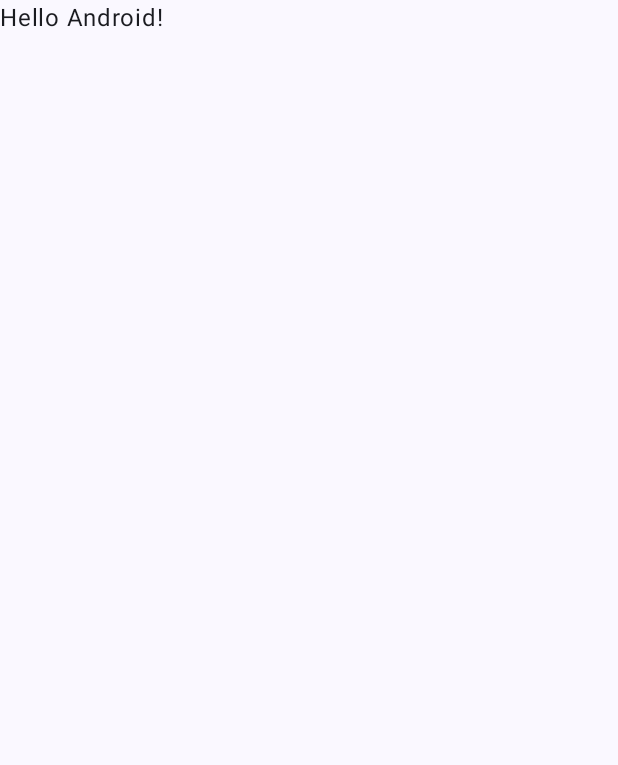
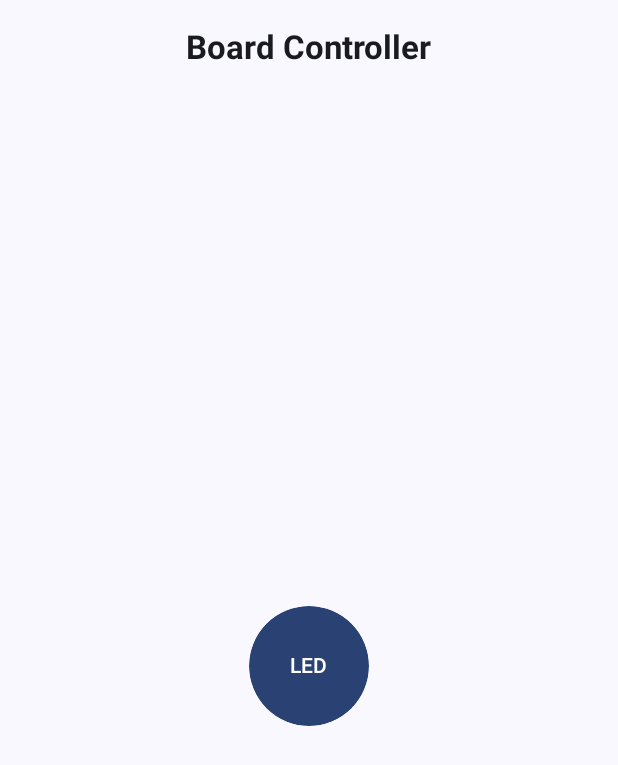
Before and after one commit to hrka6761/arduino, an Android app built with Jetpack Compose: the screen it shows after launch (MainActivity), on a phone screen of 412 x 824 dp. Before the commit the part shown is almost empty. Shown: the top 765 px of the screen. Run offline under Robolectric (Android 15) with nearby library versions, the phone set to English and light mode, and no system bars.

Commit message:
Create main screen and add a button to control led

```diff
--- a/app/src/main/java/ir/hrka/arduino/MainActivity.kt
+++ b/app/src/main/java/ir/hrka/arduino/MainActivity.kt
@@ -4,44 +4,11 @@ import android.os.Bundle
 import androidx.activity.ComponentActivity
 import androidx.activity.compose.setContent
 import androidx.activity.enableEdgeToEdge
-import androidx.compose.foundation.layout.fillMaxSize
-import androidx.compose.foundation.layout.padding
-import androidx.compose.material3.Scaffold
-import androidx.compose.material3.Text
-import androidx.compose.runtime.Composable
-import androidx.compose.ui.Modifier
-import androidx.compose.ui.tooling.preview.Preview
-import ir.hrka.arduino.ui.theme.ArduinoTheme
 
 class MainActivity : ComponentActivity() {
     override fun onCreate(savedInstanceState: Bundle?) {
         super.onCreate(savedInstanceState)
         enableEdgeToEdge()
-        setContent {
-            ArduinoTheme {
-                Scaffold(modifier = Modifier.fillMaxSize()) { innerPadding ->
-                    Greeting(
-                        name = "Android",
-                        modifier = Modifier.padding(innerPadding)
-                    )
-                }
-            }
-        }
+        setContent { AppContent() }
     }
 }
-
-@Composable
-fun Greeting(name: String, modifier: Modifier = Modifier) {
-    Text(
-        text = "Hello $name!",
-        modifier = modifier
-    )
-}
-
-@Preview(showBackground = true)
-@Composable
-fun GreetingPreview() {
-    ArduinoTheme {
-        Greeting("Android")
-    }
-}
--- /dev/null
+++ b/app/src/main/java/ir/hrka/arduino/MainContainer.kt
@@ -0,0 +1,13 @@
+package ir.hrka.arduino
+
+import androidx.compose.runtime.Composable
+import androidx.compose.ui.Modifier
+import ir.hrka.arduino.ui.screens.MainScreen
+import ir.hrka.arduino.ui.theme.ArduinoTheme
+
+@Composable
+fun AppContent(modifier: Modifier = Modifier) {
+    ArduinoTheme {
+        MainScreen()
+    }
+}
--- /dev/null
+++ b/app/src/main/java/ir/hrka/arduino/ui/screens/MainScreen.kt
@@ -0,0 +1,79 @@
+package ir.hrka.arduino.ui.screens
+
+import androidx.compose.foundation.layout.Arrangement
+import androidx.compose.foundation.layout.Column
+import androidx.compose.foundation.layout.fillMaxSize
+import androidx.compose.foundation.layout.fillMaxWidth
+import androidx.compose.foundation.layout.padding
+import androidx.compose.foundation.layout.size
+import androidx.compose.foundation.shape.CircleShape
+import androidx.compose.material3.Button
+import androidx.compose.material3.CenterAlignedTopAppBar
+import androidx.compose.material3.ExperimentalMaterial3Api
+import androidx.compose.material3.Scaffold
+import androidx.compose.material3.SnackbarHost
+import androidx.compose.material3.SnackbarHostState
+import androidx.compose.material3.Text
+import androidx.compose.runtime.Composable
+import androidx.compose.runtime.remember
+import androidx.compose.ui.Alignment
+import androidx.compose.ui.Modifier
+import androidx.compose.ui.draw.clip
+import androidx.compose.ui.res.stringResource
+import androidx.compose.ui.text.font.FontWeight
+import androidx.compose.ui.tooling.preview.Preview
+import androidx.compose.ui.unit.dp
+import ir.hrka.arduino.R
+
+@Composable
+fun MainScreen(modifier: Modifier = Modifier) {
+    val snackBarHostState = remember { SnackbarHostState() }
+
+    Scaffold(
+        modifier = modifier.fillMaxSize(),
+        snackbarHost = {
+            SnackbarHost(
+                modifier = Modifier
+                    .fillMaxWidth(),
+                hostState = snackBarHostState
+            )
+        },
+        topBar = { MainAppBar() }
+    ) { innerPaddings ->
+        Column(
+            modifier = modifier
+                .fillMaxSize()
+                .padding(innerPaddings),
+            horizontalAlignment = Alignment.CenterHorizontally,
+            verticalArrangement = Arrangement.Center
+        ) {
+            Button(
+                modifier = modifier
+                    .size(80.dp)
+                    .clip(CircleShape),
+                onClick = {}
+            ) {
+                Text(stringResource(R.string.led_button_text))
+            }
+        }
+    }
+}
+
+@OptIn(ExperimentalMaterial3Api::class)
+@Composable
+fun MainAppBar() {
+    CenterAlignedTopAppBar(
+        title = {
+            Text(
+                text = stringResource(R.string.main_screen_top_bar_title),
+                fontWeight = FontWeight.Bold
+            )
+        }
+    )
+}
+
+@Preview(showBackground = true)
+@Composable
+fun MainScreenPreview(modifier: Modifier = Modifier) {
+    MainScreen()
+}
--- a/app/src/main/res/values/strings.xml
+++ b/app/src/main/res/values/strings.xml
@@ -1,3 +1,5 @@
 <resources>
     <string name="app_name">Arduino</string>
+    <string name="main_screen_top_bar_title">Board Controller</string>
+    <string name="led_button_text">LED</string>
 </resources>
```
